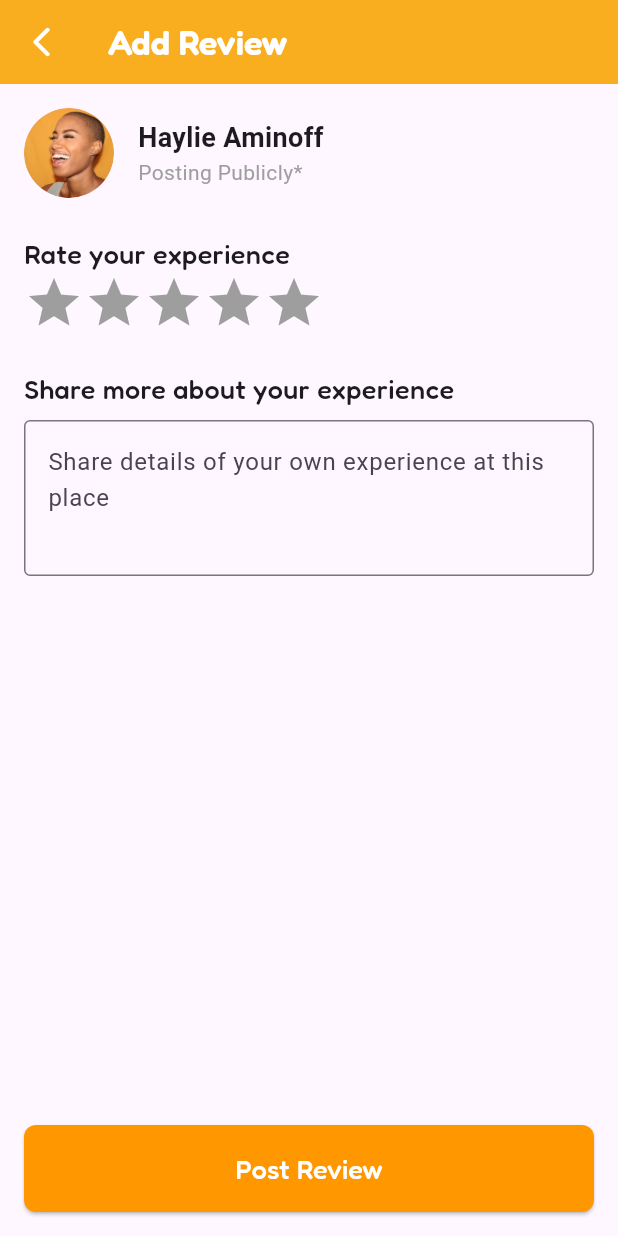
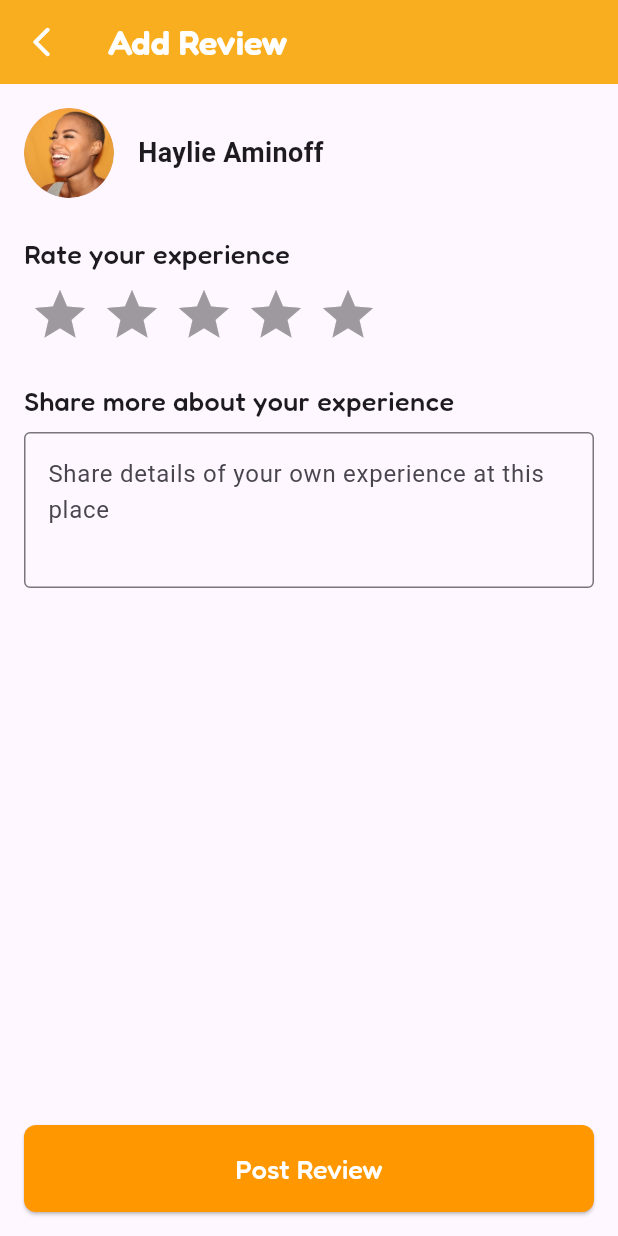
Before and after one commit to saurabhwagh124/pet_care_app, a Flutter app: the AddReviewPage screen opened directly, on a phone screen of 412 x 824 dp. Run offline on Flutter 3.47's test engine with Material 3 defaults, Android fonts, the phone set to English and light mode, and no system bars; drawn by our look-alikes of flutter_rating_bar; our stand-ins replace custom_rating_bar, firebase_auth, firebase_core, flutter_screenutil, fluttertoast, get and 4 more; accounts and stored records are empty; network calls fail; project files that could hold a hidden picture were left out.

Commit message:
Rating Bar for the add review has been improved. Images in the breed info page made working.

```diff
--- a/lib/main.dart
+++ b/lib/main.dart
@@ -15,12 +15,10 @@ import 'package:pet_care_app/view/usermanagement.dart';
 import 'package:pet_care_app/view/veterinaryscreen.dart';
 import 'package:pet_care_app/view/wrapper.dart';
 
-
-
 import 'firebase_options.dart';
 
 void main() async {
-   Get.put(CartController());
+  Get.put(CartController());
   WidgetsFlutterBinding.ensureInitialized();
   await GetStorage.init();
   await Firebase.initializeApp(
--- a/lib/view/user_views/add_review_page.dart
+++ b/lib/view/user_views/add_review_page.dart
@@ -1,6 +1,8 @@
+// import 'package:custom_rating_bar/custom_rating_bar.dart';
 import 'package:flutter/material.dart';
 import 'package:get/route_manager.dart';
 import 'package:google_fonts/google_fonts.dart';
+import 'package:flutter_rating_bar/flutter_rating_bar.dart';
 
 class AddReviewPage extends StatefulWidget {
   const AddReviewPage({super.key});
@@ -26,21 +28,6 @@ class _AddReviewPageState extends State<AddReviewPage> {
       // Show an error or validation if needed
       print("Please provide a rating and review.");
     }
-  }
-
-  Widget _buildStar(int index) {
-    return GestureDetector(
-      onTap: () {
-        setState(() {
-          _rating = index + 1.0;
-        });
-      },
-      child: Icon(
-        Icons.star,
-        color: index < _rating ? Colors.orange : Colors.grey,
-        size: 40,
-      ),
-    );
   }
 
   @override
@@ -87,10 +74,6 @@ class _AddReviewPageState extends State<AddReviewPage> {
                       style:
                           TextStyle(fontSize: 18, fontWeight: FontWeight.bold),
                     ),
-                    Text(
-                      'Posting Publicly*',
-                      style: TextStyle(color: Colors.grey),
-                    ),
                   ],
                 ),
               ],
@@ -101,8 +84,25 @@ class _AddReviewPageState extends State<AddReviewPage> {
                   textStyle: const TextStyle(
                       fontSize: 18, fontWeight: FontWeight.w500),
                 )),
-            Row(
-              children: List.generate(5, (index) => _buildStar(index)),
+            const SizedBox(height: 8),
+            RatingBar.builder(
+              initialRating: _rating,
+              minRating: 0,
+              direction: Axis.horizontal,
+              allowHalfRating: true,
+              itemCount: 5,
+              itemSize: 40,
+              glow: false,
+              itemPadding: const EdgeInsets.symmetric(horizontal: 4.0),
+              itemBuilder: (context, _) => const Icon(
+                Icons.star,
+                color: Colors.amberAccent,
+              ),
+              onRatingUpdate: (rating) {
+                setState(() {
+                  _rating = rating;
+                });
+              },
             ),
             const SizedBox(height: 24),
             Text(
--- a/pubspec.yaml
+++ b/pubspec.yaml
@@ -22,6 +22,7 @@ dependencies:
   http: ^1.3.0
   image_picker: ^1.1.2
   get_storage: ^2.1.1
+  flutter_rating_bar: ^4.0.1
 
 dev_dependencies:
   flutter_test:
@@ -32,6 +33,11 @@ flutter:
   uses-material-design: true
   assets:
     - assets/images/
+    - assets/images/birds/
+    - assets/images/cats/
+    - assets/images/dogs/
+    - assets/images/fish/
+    - assets/images/others/
   # fonts:
   #   - family: Fredoka
   #     fonts:
```
Also changed, not shown: lib/controller/base_breed_controller.dart (+29 -29 lines), lib/view/breed_details_screen.dart (+21 -11 lines), pubspec.lock.
